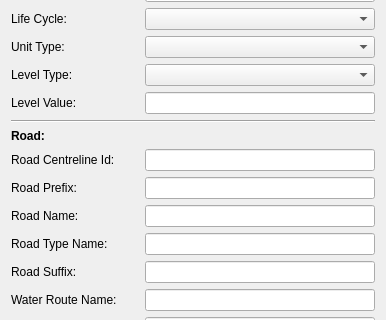
This is AimsUI/AimsClient/Gui/Ui_NewAddressDialog.ui in linz/QGIS-AIMS-Plugin as Qt 5 draws it before an edit; both pictures show x 0 to 386 and y 328 to 648 of the 386 by 931 pixel window. The edited form follows.
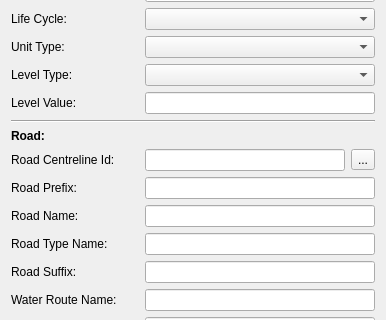
This is the edited form.

```diff
--- a/AimsUI/AimsClient/Gui/Ui_NewAddressDialog.ui
+++ b/AimsUI/AimsClient/Gui/Ui_NewAddressDialog.ui
@@ -305,6 +305,20 @@
        </property>
       </widget>
      </item>
+     <item row="9" column="1">
+      <layout class="QHBoxLayout" name="horizontalLayout_4">
+       <item>
+        <widget class="QLineEdit" name="uRoadCentrelineId"/>
+       </item>
+       <item>
+        <widget class="QToolButton" name="uGetRclToolButton">
+         <property name="text">
+          <string>...</string>
+         </property>
+        </widget>
+       </item>
+      </layout>
+     </item>
      <item row="10" column="0">
       <widget class="QLabel" name="roadPrefixLabel">
        <property name="text">
@@ -528,9 +542,6 @@
        </property>
       </widget>
      </item>
-     <item row="9" column="1">
-      <widget class="QLineEdit" name="uRoadCentrelineId"/>
-     </item>
     </layout>
    </item>
    <item>
```
Left out of the diff: 10 changed lines with no effect on the pictures.
